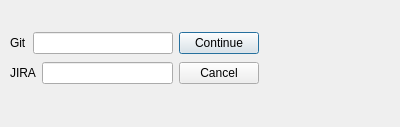
Old version of the form CSCI334/search.ui in the repository mreidss/CSCI334.
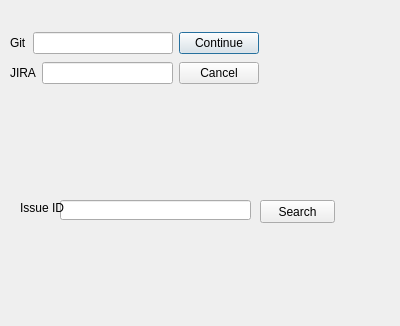
New version of the form.

Commit message:
fixed issue where only one could be searched at once
Prior to this commits could be searched or JIRA Issues could be searched
but not both at the same time, this was fixed by confining the seperate
classes into on Qinput dialog.

```diff
--- a/CSCI334/search.ui
+++ b/CSCI334/search.ui
@@ -7,13 +7,13 @@
     <x>0</x>
     <y>0</y>
     <width>400</width>
-    <height>127</height>
+    <height>326</height>
    </rect>
   </property>
   <property name="windowTitle">
    <string>Dialog</string>
   </property>
-  <widget class="QWidget" name="">
+  <widget class="QWidget" name="layoutWidget">
    <property name="geometry">
     <rect>
      <x>10</x>
@@ -75,6 +75,42 @@
     </item>
    </layout>
   </widget>
+  <widget class="QLineEdit" name="lineEdit_3">
+   <property name="geometry">
+    <rect>
+     <x>60</x>
+     <y>200</y>
+     <width>191</width>
+     <height>20</height>
+    </rect>
+   </property>
+  </widget>
+  <widget class="QLabel" name="label_3">
+   <property name="geometry">
+    <rect>
+     <x>20</x>
+     <y>200</y>
+     <width>51</width>
+     <height>16</height>
+    </rect>
+   </property>
+   <property name="text">
+    <string>Issue ID</string>
+   </property>
+  </widget>
+  <widget class="QPushButton" name="searchIssueID">
+   <property name="geometry">
+    <rect>
+     <x>260</x>
+     <y>200</y>
+     <width>75</width>
+     <height>23</height>
+    </rect>
+   </property>
+   <property name="text">
+    <string>Search</string>
+   </property>
+  </widget>
  </widget>
  <resources/>
  <connections/>
```
The commit also changes 48 other files.
